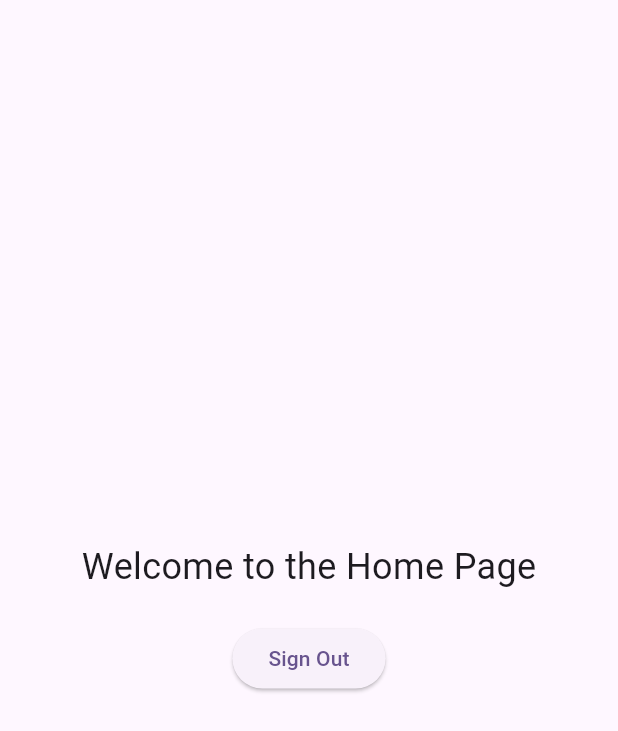
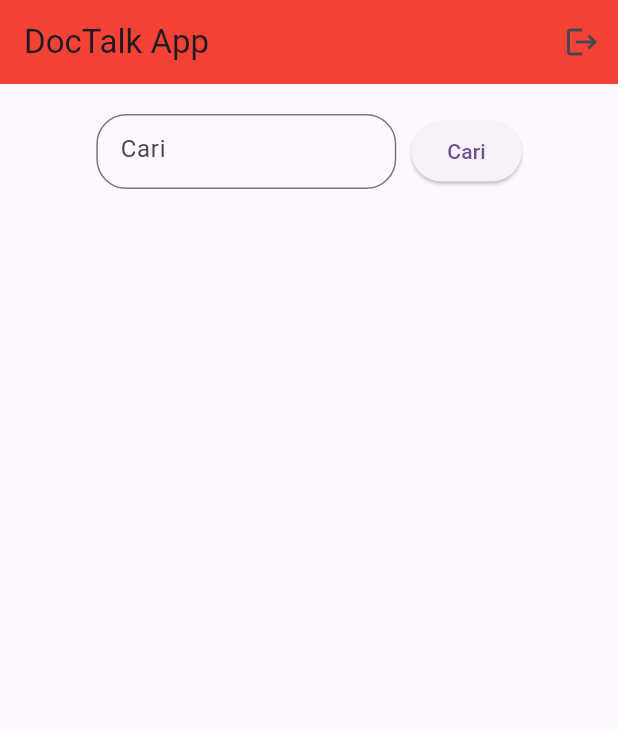
Before and after one commit to NoobCoderAk/018_DocTalkApp, a Flutter app: the HomePage screen opened directly, on a phone screen of 412 x 824 dp. Shown: the top 731 px of the screen. Run offline on Flutter 3.47's test engine with Material 2 defaults, Android fonts, the phone set to English and light mode, and no system bars; our stand-ins replace cloud_firestore, firebase_auth, firebase_core, google_sign_in; accounts and stored records are empty.

Commit message:
add feature search user

```diff
--- a/lib/view/home_page.dart
+++ b/lib/view/home_page.dart
@@ -1,30 +1,41 @@
 import 'package:chatapp/view/login_page.dart';
+import 'package:cloud_firestore/cloud_firestore.dart';
 import 'package:flutter/material.dart';
 
 import '../controller/auth_google.dart';
 
 class HomePage extends StatefulWidget {
-  const HomePage({super.key});
+  const HomePage({Key? key}) : super(key: key);
 
   @override
   State<HomePage> createState() => _HomePageState();
 }
 
 class _HomePageState extends State<HomePage> {
+  final TextEditingController _search = TextEditingController();
+  QuerySnapshot? _searchResults;
+
+  void onSearch() async {
+    FirebaseFirestore useraccount = FirebaseFirestore.instance;
+
+    QuerySnapshot searchSnapshot = await useraccount
+        .collection('users')
+        .where("email", isEqualTo: _search.text)
+        .get();
+    setState(() {
+      _searchResults = searchSnapshot;
+    });
+  }
+
   @override
   Widget build(BuildContext context) {
     return SafeArea(
-        child: Scaffold(
-      body: Center(
-        child: Column(
-          mainAxisAlignment: MainAxisAlignment.center,
-          children: [
-            const Text(
-              'Welcome to the Home Page',
-              style: TextStyle(fontSize: 24),
-            ),
-            const SizedBox(height: 20),
-            ElevatedButton(
+      child: Scaffold(
+        appBar: AppBar(
+          title: const Text('DocTalk App'),
+          backgroundColor: Colors.red,
+          actions: [
+            IconButton(
               onPressed: () {
                 AuthGoogle().signOut();
                 Navigator.of(context).pushAndRemoveUntil(
@@ -32,11 +43,64 @@ class _HomePageState extends State<HomePage> {
                   (Route<dynamic> route) => false,
                 );
               },
-              child: const Text('Sign Out'),
+              icon: const Icon(Icons.logout),
+            )
+          ],
+        ),
+        body: Column(
+          children: [
+            const SizedBox(
+              height: 20,
+            ),
+            Row(
+              mainAxisAlignment: MainAxisAlignment.center,
+              children: [
+                Container(
+                  margin: const EdgeInsets.only(right: 10),
+                  height: 50,
+                  alignment: Alignment.topCenter,
+                  child: Container(
+                    height: 50,
+                    width: 200,
+                    alignment: Alignment.center,
+                    child: TextField(
+                      controller: _search,
+                      textAlign: TextAlign.start,
+                      decoration: InputDecoration(
+                        hintText: "Cari",
+                        border: OutlineInputBorder(
+                          borderRadius: BorderRadius.circular(20),
+                        ),
+                      ),
+                    ),
+                  ),
+                ),
+                ElevatedButton(
+                  onPressed: onSearch,
+                  child: const Text('Cari'),
+                )
+              ],
+            ),
+            const SizedBox(
+              height: 30,
+            ),
+            Expanded(
+              child: ListView.builder(
+                itemCount: _searchResults?.docs.length ?? 0,
+                itemBuilder: (context, index) {
+                  final userData = _searchResults?.docs[index].data()
+                      as Map<String, dynamic>;
+
+                  return ListTile(
+                    title: Text(userData['displayName']),
+                    subtitle: Text(userData['email']),
+                  );
+                },
+              ),
             ),
           ],
         ),
       ),
-    ));
+    );
   }
 }
```
Also changed, not shown: 1 other file.
